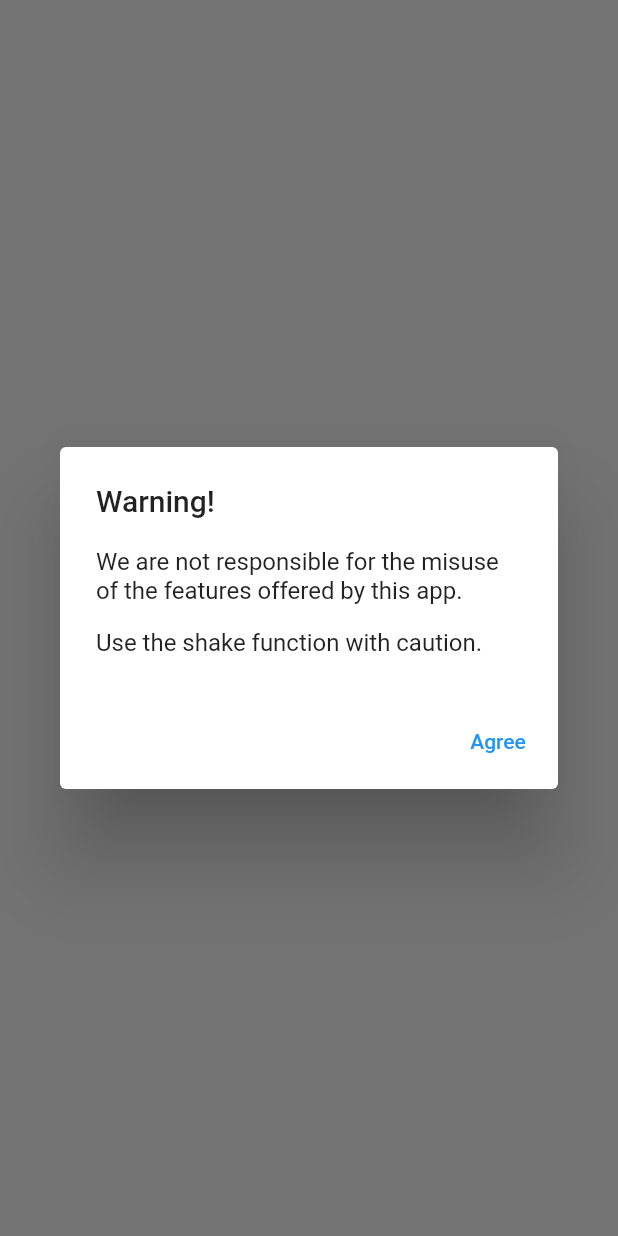
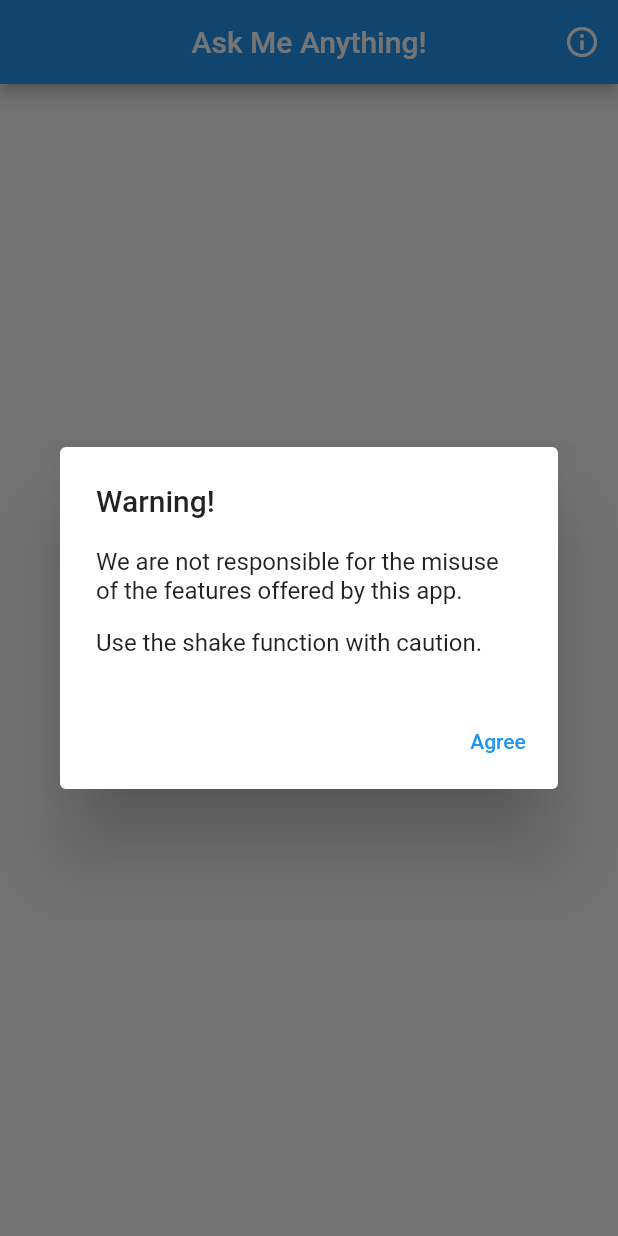
Before and after one commit to Wuerta/shake-magic-ball-flutter, a Flutter app: the screen it shows after launch, on a phone screen of 412 x 824 dp. Run offline on Flutter 3.47's test engine with Material 2 defaults, Android fonts, the phone set to English and light mode, and no system bars; our stand-ins replace shared_preferences.

Commit message:
:sparkles: Add AppBar and CustomIconButton

```diff
--- a/lib/screens/home_screen.dart
+++ b/lib/screens/home_screen.dart
@@ -1,4 +1,5 @@
 import 'package:flutter/material.dart';
+import 'package:shake_ball_magic/components/custom_iconbutton.dart';
 import 'package:shared_preferences/shared_preferences.dart';
 
 class HomeScreen extends StatefulWidget {
@@ -30,7 +31,8 @@ class _HomeScreenState extends State<HomeScreen> {
           content: SingleChildScrollView(
             child: ListBody(
               children: const <Widget>[
-                Text('We are not responsible for the misuse of the features offered by this app.'),
+                Text(
+                    'We are not responsible for the misuse of the features offered by this app.'),
                 SizedBox(height: 16),
                 Text('Use the shake function with caution.'),
               ],
@@ -58,6 +60,17 @@ class _HomeScreenState extends State<HomeScreen> {
 
   @override
   Widget build(BuildContext context) {
-    return Scaffold();
+    return Scaffold(
+      appBar: AppBar(
+        centerTitle: true,
+        title: Text('Ask Me Anything!'),
+        actions: [
+          const CustomIconButton(
+            tooltip: 'Shake your phone or tap on triangle!',
+            icon: Icon(Icons.info_outline),
+          ),
+        ],
+      ),
+    );
   }
 }
```
